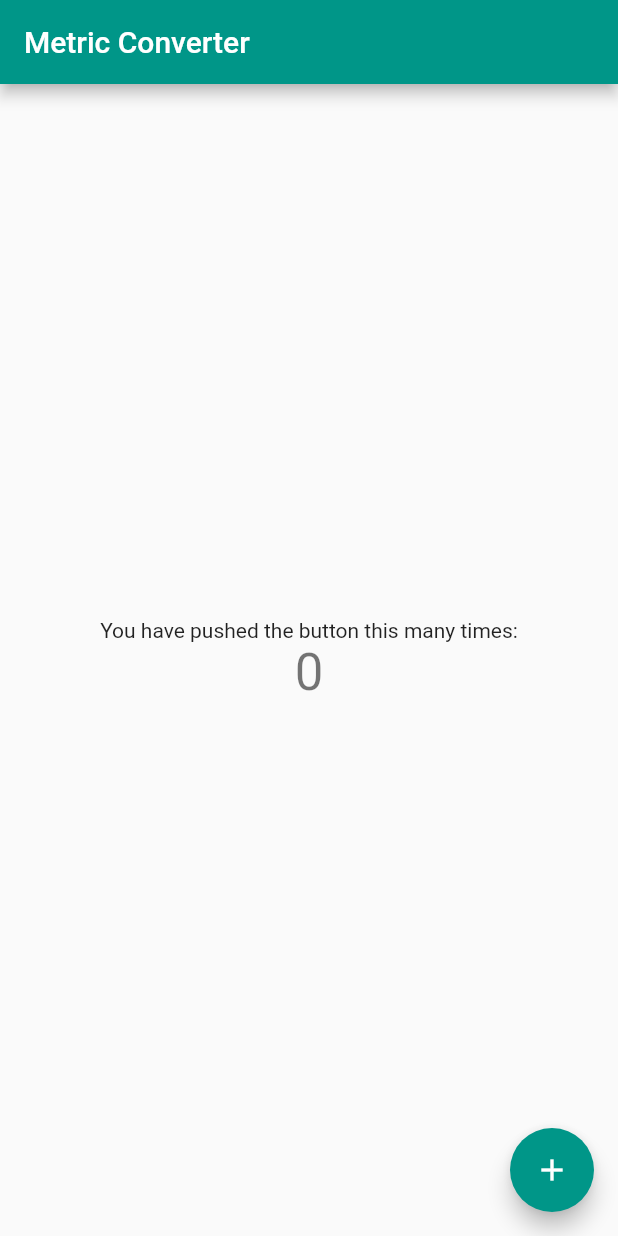
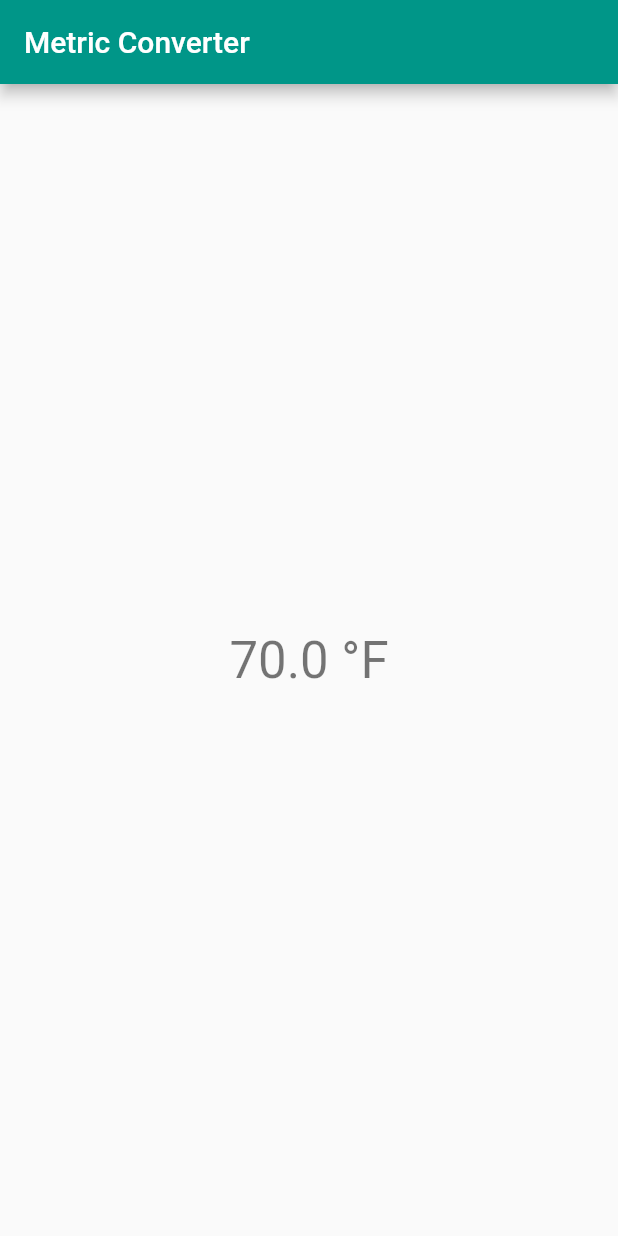
Before and after one commit to jvanord/metric-converter, a Flutter app: the screen it shows after launch, on a phone screen of 412 x 824 dp. Run offline on Flutter 3.47's test engine with Material 2 defaults, Android fonts, the phone set to English and light mode, and no system bars.

Commit message:
initial useless temperature view

```diff
--- a/metric_converter/lib/views/home.dart
+++ b/metric_converter/lib/views/home.dart
@@ -1,4 +1,5 @@
 import 'package:flutter/material.dart';
+import 'package:metric_converter/views/tempurature.dart';
 
 class MyHomePage extends StatefulWidget {
   MyHomePage({Key key, this.title}) : super(key: key);
@@ -19,19 +20,6 @@ class MyHomePage extends StatefulWidget {
 }
 
 class _MyHomePageState extends State<MyHomePage> {
-  int _counter = 0;
-
-  void _incrementCounter() {
-    setState(() {
-      // This call to setState tells the Flutter framework that something has
-      // changed in this State, which causes it to rerun the build method below
-      // so that the display can reflect the updated values. If we changed
-      // _counter without calling setState(), then the build method would not be
-      // called again, and so nothing would appear to happen.
-      _counter++;
-    });
-  }
-
   @override
   Widget build(BuildContext context) {
     // This method is rerun every time setState is called, for instance as done
@@ -46,41 +34,7 @@ class _MyHomePageState extends State<MyHomePage> {
         // the App.build method, and use it to set our appbar title.
         title: Text(widget.title),
       ),
-      body: Center(
-        // Center is a layout widget. It takes a single child and positions it
-        // in the middle of the parent.
-        child: Column(
-          // Column is also layout widget. It takes a list of children and
-          // arranges them vertically. By default, it sizes itself to fit its
-          // children horizontally, and tries to be as tall as its parent.
-          //
-          // Invoke "debug painting" (press "p" in the console, choose the
-          // "Toggle Debug Paint" action from the Flutter Inspector in Android
-          // Studio, or the "Toggle Debug Paint" command in Visual Studio Code)
-          // to see the wireframe for each widget.
-          //
-          // Column has various properties to control how it sizes itself and
-          // how it positions its children. Here we use mainAxisAlignment to
-          // center the children vertically; the main axis here is the vertical
-          // axis because Columns are vertical (the cross axis would be
-          // horizontal).
-          mainAxisAlignment: MainAxisAlignment.center,
-          children: <Widget>[
-            Text(
-              'You have pushed the button this many times:',
-            ),
-            Text(
-              '$_counter',
-              style: Theme.of(context).textTheme.display1,
-            ),
-          ],
-        ),
-      ),
-      floatingActionButton: FloatingActionButton(
-        onPressed: _incrementCounter,
-        tooltip: 'Increment',
-        child: Icon(Icons.add),
-      ), // This trailing comma makes auto-formatting nicer for build methods.
+      body: TemperatureWidget(),
     );
   }
 }
--- /dev/null
+++ b/metric_converter/lib/views/tempurature.dart
@@ -0,0 +1,26 @@
+import 'package:flutter/material.dart';
+
+class TemperatureWidget extends StatefulWidget {
+  @override
+  _TemperatureWidgetState createState() => _TemperatureWidgetState();
+}
+
+class _TemperatureWidgetState extends State<TemperatureWidget>{
+  double _farenheit = 70;
+
+  @override
+  Widget build(BuildContext context){
+    return Center(
+        child: Column(
+          mainAxisAlignment: MainAxisAlignment.center,
+          children: <Widget>[
+            Text(
+              '$_farenheit \u00B0F',
+              style: Theme.of(context).textTheme.display1,
+            ),
+          ],
+        ),
+      );
+  }
+
+}
```
